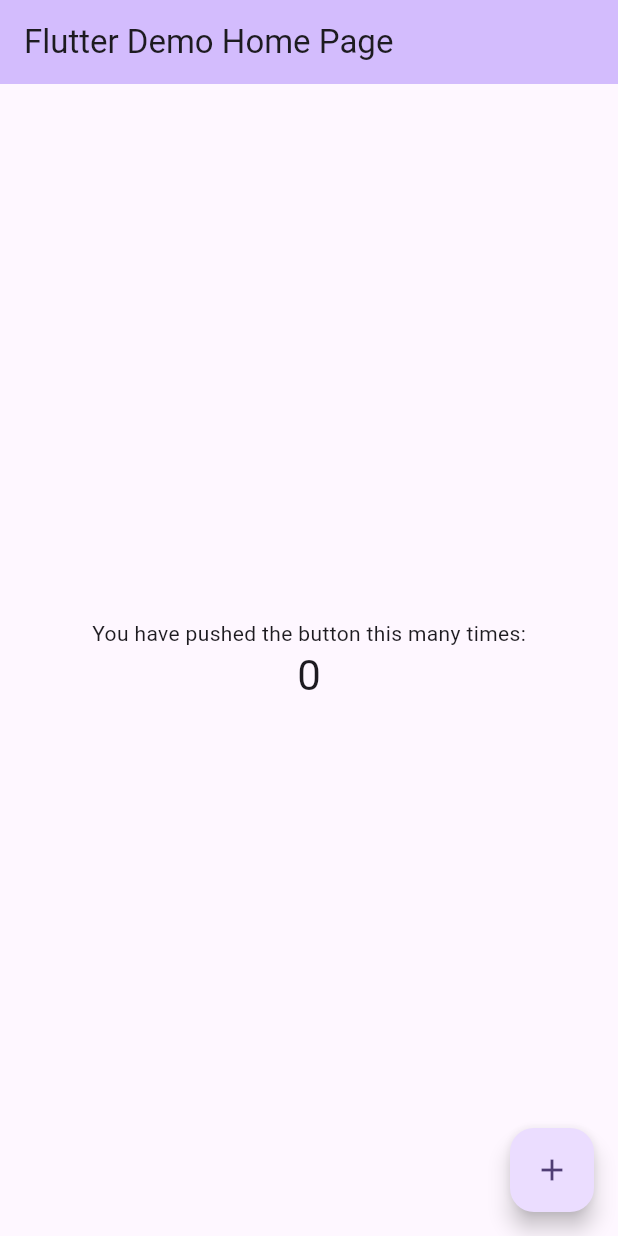
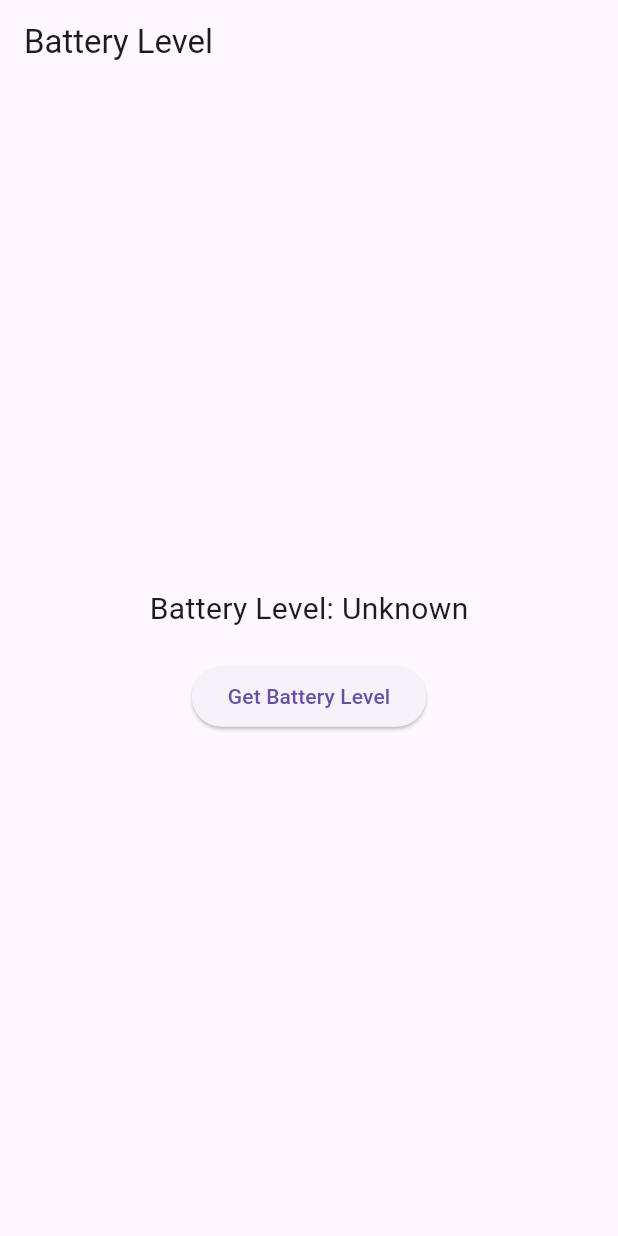
Before and after one commit to sealightclock/test_flutter_channel, a Flutter app: the screen it shows after launch, on a phone screen of 412 x 824 dp. Run offline on Flutter 3.47's test engine with Material 3 defaults, Android fonts, the phone set to English and light mode, and no system bars.

Commit message:
2nd commit: Used a platform method channel to get Android battery level.

```diff
--- a/lib/main.dart
+++ b/lib/main.dart
@@ -1,4 +1,5 @@
 import 'package:flutter/material.dart';
+import 'package:flutter/services.dart';
 
 void main() {
   runApp(const MyApp());
@@ -7,116 +8,60 @@ void main() {
 class MyApp extends StatelessWidget {
   const MyApp({super.key});
 
-  // This widget is the root of your application.
   @override
   Widget build(BuildContext context) {
     return MaterialApp(
-      title: 'Flutter Demo',
-      theme: ThemeData(
-        // This is the theme of your application.
-        //
-        // TRY THIS: Try running your application with "flutter run". You'll see
-        // the application has a purple toolbar. Then, without quitting the app,
-        // try changing the seedColor in the colorScheme below to Colors.green
-        // and then invoke "hot reload" (save your changes or press the "hot
-        // reload" button in a Flutter-supported IDE, or press "r" if you used
-        // the command line to start the app).
-        //
-        // Notice that the counter didn't reset back to zero; the application
-        // state is not lost during the reload. To reset the state, use hot
-        // restart instead.
-        //
-        // This works for code too, not just values: Most code changes can be
-        // tested with just a hot reload.
-        colorScheme: ColorScheme.fromSeed(seedColor: Colors.deepPurple),
-      ),
-      home: const MyHomePage(title: 'Flutter Demo Home Page'),
+      debugShowCheckedModeBanner: false,
+      home: const BatteryScreen(),
     );
   }
 }
 
-class MyHomePage extends StatefulWidget {
-  const MyHomePage({super.key, required this.title});
-
-  // This widget is the home page of your application. It is stateful, meaning
-  // that it has a State object (defined below) that contains fields that affect
-  // how it looks.
-
-  // This class is the configuration for the state. It holds the values (in this
-  // case the title) provided by the parent (in this case the App widget) and
-  // used by the build method of the State. Fields in a Widget subclass are
-  // always marked "final".
-
-  final String title;
+class BatteryScreen extends StatefulWidget {
+  const BatteryScreen({super.key});
 
   @override
-  State<MyHomePage> createState() => _MyHomePageState();
+  _BatteryScreenState createState() => _BatteryScreenState();
 }
 
-class _MyHomePageState extends State<MyHomePage> {
-  int _counter = 0;
+class _BatteryScreenState extends State<BatteryScreen> {
+  static const platform = MethodChannel('com.example.battery');
 
-  void _incrementCounter() {
-    setState(() {
-      // This call to setState tells the Flutter framework that something has
-      // changed in this State, which causes it to rerun the build method below
-      // so that the display can reflect the updated values. If we changed
-      // _counter without calling setState(), then the build method would not be
-      // called again, and so nothing would appear to happen.
-      _counter++;
-    });
+  String _batteryLevel = 'Unknown';
+
+  Future<void> _getBatteryLevel() async {
+    try {
+      final int batteryLevel = await platform.invokeMethod('getBatteryLevel');
+      setState(() {
+        _batteryLevel = '$batteryLevel%';
+      });
+    } on PlatformException catch (e) {
+      setState(() {
+        _batteryLevel = "Failed to get battery level: '${e.message}'.";
+      });
+    }
   }
 
   @override
   Widget build(BuildContext context) {
-    // This method is rerun every time setState is called, for instance as done
-    // by the _incrementCounter method above.
-    //
-    // The Flutter framework has been optimized to make rerunning build methods
-    // fast, so that you can just rebuild anything that needs updating rather
-    // than having to individually change instances of widgets.
     return Scaffold(
-      appBar: AppBar(
-        // TRY THIS: Try changing the color here to a specific color (to
-        // Colors.amber, perhaps?) and trigger a hot reload to see the AppBar
-        // change color while the other colors stay the same.
-        backgroundColor: Theme.of(context).colorScheme.inversePrimary,
-        // Here we take the value from the MyHomePage object that was created by
-        // the App.build method, and use it to set our appbar title.
-        title: Text(widget.title),
-      ),
+      appBar: AppBar(title: const Text("Battery Level")),
       body: Center(
-        // Center is a layout widget. It takes a single child and positions it
-        // in the middle of the parent.
         child: Column(
-          // Column is also a layout widget. It takes a list of children and
-          // arranges them vertically. By default, it sizes itself to fit its
-          // children horizontally, and tries to be as tall as its parent.
-          //
-          // Column has various properties to control how it sizes itself and
-          // how it positions its children. Here we use mainAxisAlignment to
-          // center the children vertically; the main axis here is the vertical
-          // axis because Columns are vertical (the cross axis would be
-          // horizontal).
-          //
-          // TRY THIS: Invoke "debug painting" (choose the "Toggle Debug Paint"
-          // action in the IDE, or press "p" in the console), to see the
-          // wireframe for each widget.
           mainAxisAlignment: MainAxisAlignment.center,
-          children: <Widget>[
-            const Text('You have pushed the button this many times:'),
+          children: [
             Text(
-              '$_counter',
-              style: Theme.of(context).textTheme.headlineMedium,
+              'Battery Level: $_batteryLevel',
+              style: const TextStyle(fontSize: 20),
+            ),
+            const SizedBox(height: 20),
+            ElevatedButton(
+              onPressed: _getBatteryLevel,
+              child: const Text("Get Battery Level"),
             ),
           ],
         ),
       ),
-      floatingActionButton: FloatingActionButton(
-        onPressed: _incrementCounter,
-        tooltip: 'Increment',
-        child: const Icon(Icons.add),
-      ), // This trailing comma makes auto-formatting nicer for build methods.
     );
   }
 }
```
Also changed, not shown: 2 other files.
